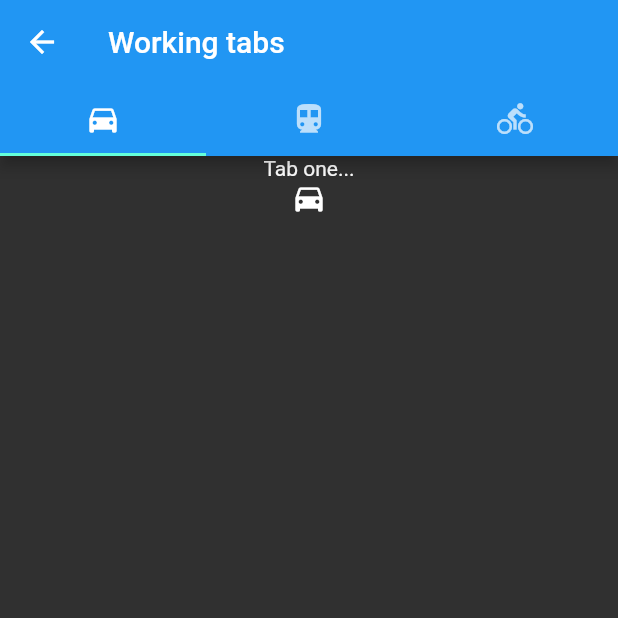
After one commit to 0wzZZzz6/cookbook, a Flutter app: the WorkingTabs screen opened directly, on a phone screen of 412 x 824 dp, the top half of it. The commit adds this screen. Run offline on Flutter 3.47's test engine with Material 2 defaults, Android fonts, the phone set to English and light mode, and no system bars; our stand-ins replace google_fonts; missing offline and left inert: lipsum; Roboto replaces fonts that are missing (Hind).

Commit message:
update tabs

```diff
--- a/lib/pages/design.dart
+++ b/lib/pages/design.dart
@@ -4,6 +4,7 @@ import 'design/drawer_screen.dart';
 import 'design/export_fonts.dart';
 import 'design/snackbar_screen.dart';
 import 'design/update_ui.dart';
+import 'design/working_tabs.dart';
 
 class Design extends StatefulWidget {
   @override
@@ -57,8 +58,12 @@ class _DesignState extends State<Design> {
             title: Text('Update the UI based on orientation'),
           ),
           ListTile(
-            trailing:
-                IconButton(icon: Icon(Icons.arrow_right), onPressed: null),
+            trailing: IconButton(
+                icon: Icon(Icons.arrow_right),
+                onPressed: () {
+                  Navigator.push(context,
+                      MaterialPageRoute(builder: (context) => WorkingTabs()));
+                }),
             title: Text('Work with tabs'),
           )
         ],
--- /dev/null
+++ b/lib/pages/design/working_tabs.dart
@@ -0,0 +1,38 @@
+import 'package:flutter/material.dart';
+
+class WorkingTabs extends StatelessWidget {
+  @override
+  Widget build(BuildContext context) {
+    return DefaultTabController(
+      length: 3,
+      child: Scaffold(
+        appBar: AppBar(
+          title: Text('Working tabs'),
+          bottom: TabBar(tabs: [
+            Tab(icon: Icon(Icons.directions_car)),
+            Tab(icon: Icon(Icons.directions_transit)),
+            Tab(icon: Icon(Icons.directions_bike)),
+          ]),
+        ),
+        body: TabBarView(children: [
+          TabOne(),
+          Icon(Icons.directions_transit),
+          Icon(Icons.directions_bike),
+        ]),
+      ),
+    );
+  }
+}
+
+class TabOne extends StatelessWidget {
+  @override
+  Widget build(BuildContext context) {
+    return Container(
+      child: Center(
+        child: Column(
+          children: <Widget>[Text('Tab one...'), Icon(Icons.directions_car)],
+        ),
+      ),
+    );
+  }
+}
```
